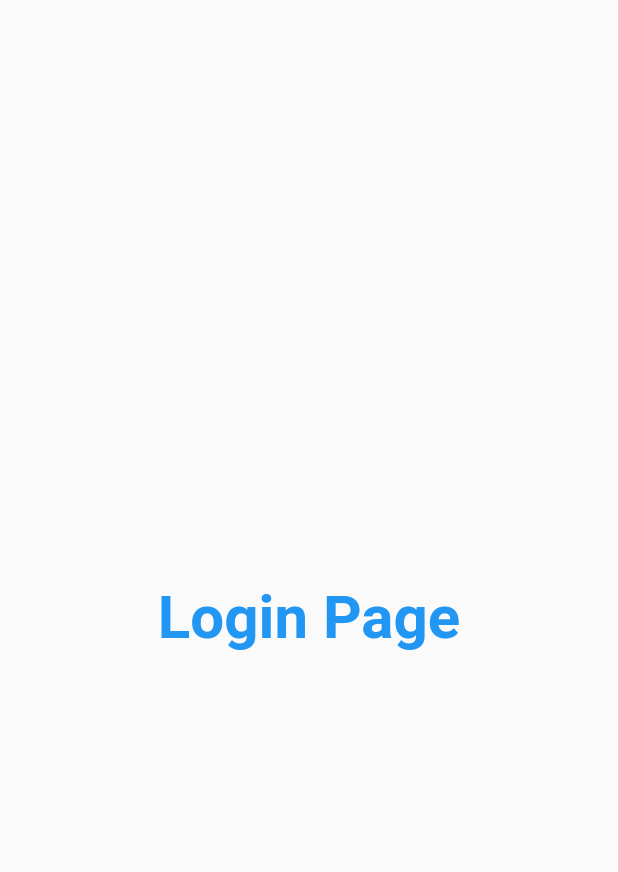
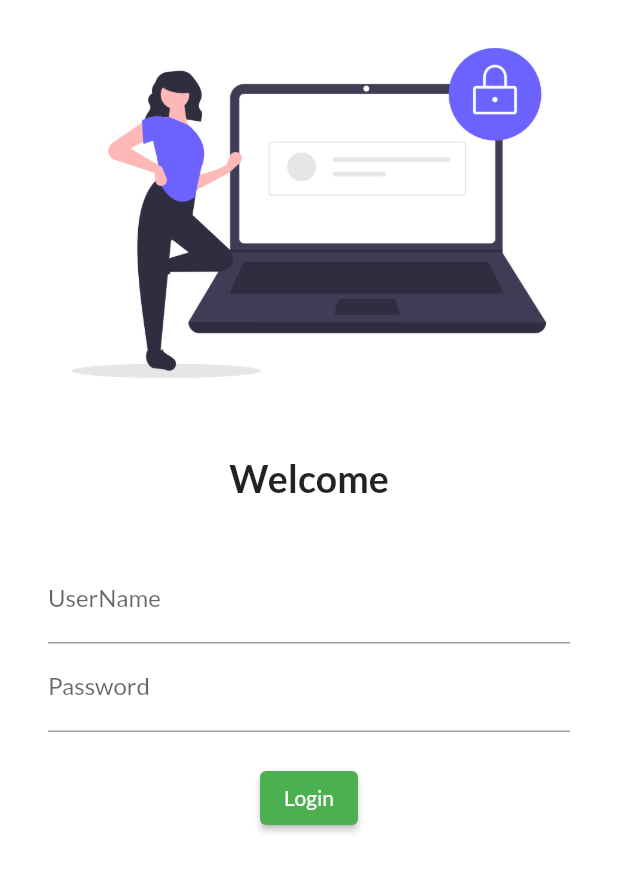
Before and after one commit to faishalAhmed03/Flutter_Basic, a Flutter app: the screen it shows after launch, on a phone screen of 412 x 824 dp. Shown: the top 872 px of the screen. Run offline on Flutter 3.47's test engine with Material 2 defaults, Android fonts, the light colour scheme and no system bars; our stand-ins replace google_fonts.

Commit message:
login basic idea

```diff
--- a/lib/home_page/login_page.dart
+++ b/lib/home_page/login_page.dart
@@ -3,16 +3,55 @@ import 'package:flutter/material.dart';
 class LoginPage extends StatelessWidget {
   @override
   Widget build(BuildContext context) {
-    return const Material(
-      child: Center(
-          child: Text(
-        "Login Page",
-        style: TextStyle(
-          fontSize: 40,
-          color: Colors.blue,
-          fontWeight: FontWeight.bold,
-        ),
-      )),
-    );
+    return Material(
+        color: Colors.white,
+        child: Column(children: [
+          Image.asset(
+            "assets/images/login.png",
+            fit: BoxFit.cover,
+          ),
+          const SizedBox(
+            height: 20.0,
+          ),
+          const Text(
+            "Welcome",
+            style: TextStyle(
+              fontSize: 25,
+              fontWeight: FontWeight.bold,
+            ),
+          ),
+          const SizedBox(
+            height: 20.0,
+          ),
+          Padding(
+            padding:
+                const EdgeInsets.symmetric(vertical: 16.0, horizontal: 32.0),
+            child: Column(
+              children: [
+                TextFormField(
+                  decoration: const InputDecoration(
+                    hintText: "Enter Username",
+                    labelText: "UserName",
+                  ),
+                ),
+                TextFormField(
+                  obscureText: true,
+                  decoration: const InputDecoration(
+                    hintText: "Enter Password",
+                    labelText: "Password",
+                  ),
+                ),
+                const SizedBox(
+                  height: 20.0,
+                ),
+                ElevatedButton(
+                    onPressed: () {
+                      print("submitted successfully");
+                    },
+                    child: Text("Login"))
+              ],
+            ),
+          )
+        ]));
   }
 }
--- a/lib/main.dart
+++ b/lib/main.dart
@@ -1,6 +1,7 @@
 import 'package:flutter/material.dart';
 import 'package:flutter_application_1/home_page/login_page.dart';
 import 'home_page/home_page.dart';
+import 'package:google_fonts/google_fonts.dart';
 
 void main() {
   runApp(MyApp());
@@ -12,7 +13,10 @@ class MyApp extends StatelessWidget {
     return MaterialApp(
       debugShowCheckedModeBanner: false,
       themeMode: ThemeMode.light,
-      theme: ThemeData(primarySwatch: Colors.green),
+      theme: ThemeData(
+        primarySwatch: Colors.green,
+        fontFamily: GoogleFonts.lato().fontFamily,
+      ),
       darkTheme: ThemeData(
         brightness: Brightness.dark,
       ),
--- a/pubspec.yaml
+++ b/pubspec.yaml
@@ -21,6 +21,7 @@ version: 1.0.0+1
 environment:
   sdk: '>=3.0.6 <4.0.0'
 
+
 # Dependencies specify other packages that your package needs in order to work.
 # To automatically upgrade your package dependencies to the latest versions
 # consider running `flutter pub upgrade --major-versions`. Alternatively,
@@ -35,6 +36,7 @@ dependencies:
   # The following adds the Cupertino Icons font to your application.
   # Use with the CupertinoIcons class for iOS style icons.
   cupertino_icons: ^1.0.2
+  google_fonts: ^5.1.0
 
 dev_dependencies:
   flutter_test:
@@ -59,8 +61,8 @@ flutter:
   uses-material-design: true
 
   # To add assets to your application, add an assets section, like this:
-  # assets:
-  #   - images/a_dot_burr.jpeg
+  assets:
+    - assets/images/
   #   - images/a_dot_ham.jpeg
 
   # An image asset can refer to one or more resolution-specific "variants", see
```
Also changed, not shown: assets/images/login.png (added), pubspec.lock, 1 other file.
